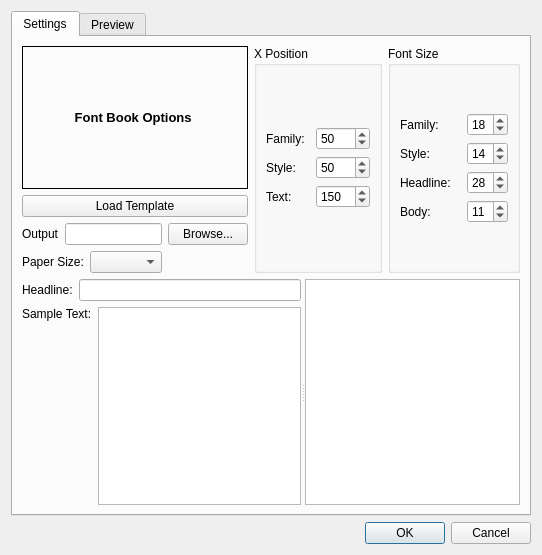
The window that src/bookexport.ui (fontmatrix/fontmatrix) describes before a commit, drawn with Qt 5.
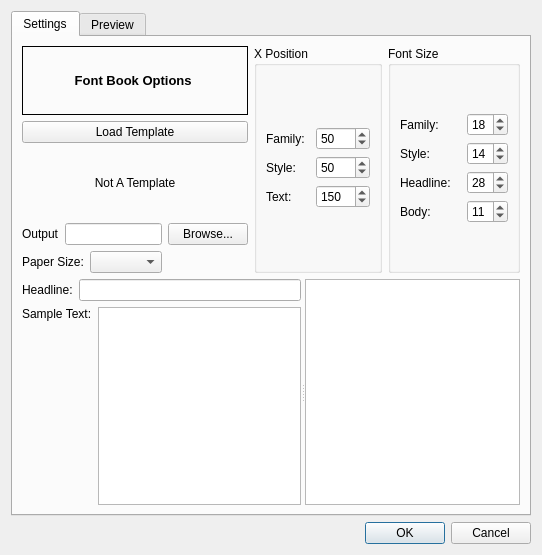
The same window after the commit.

```diff
--- a/src/bookexport.ui
+++ b/src/bookexport.ui
@@ -57,6 +57,16 @@
              </property>
             </widget>
            </item>
+           <item>
+            <widget class="QLabel" name="templateLabel" >
+             <property name="text" >
+              <string>Not A Template</string>
+             </property>
+             <property name="alignment" >
+              <set>Qt::AlignCenter</set>
+             </property>
+            </widget>
+           </item>
            <item>
             <layout class="QHBoxLayout" >
              <item>
```
Left out of the diff: 6 changed lines with no effect on the pictures.
